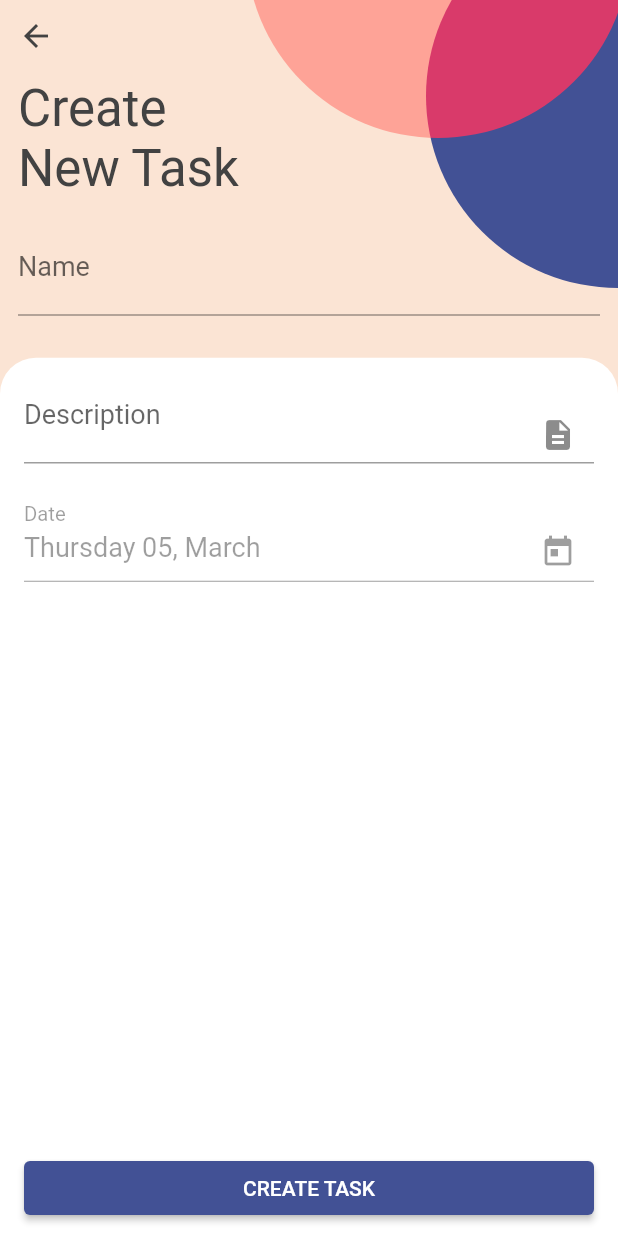
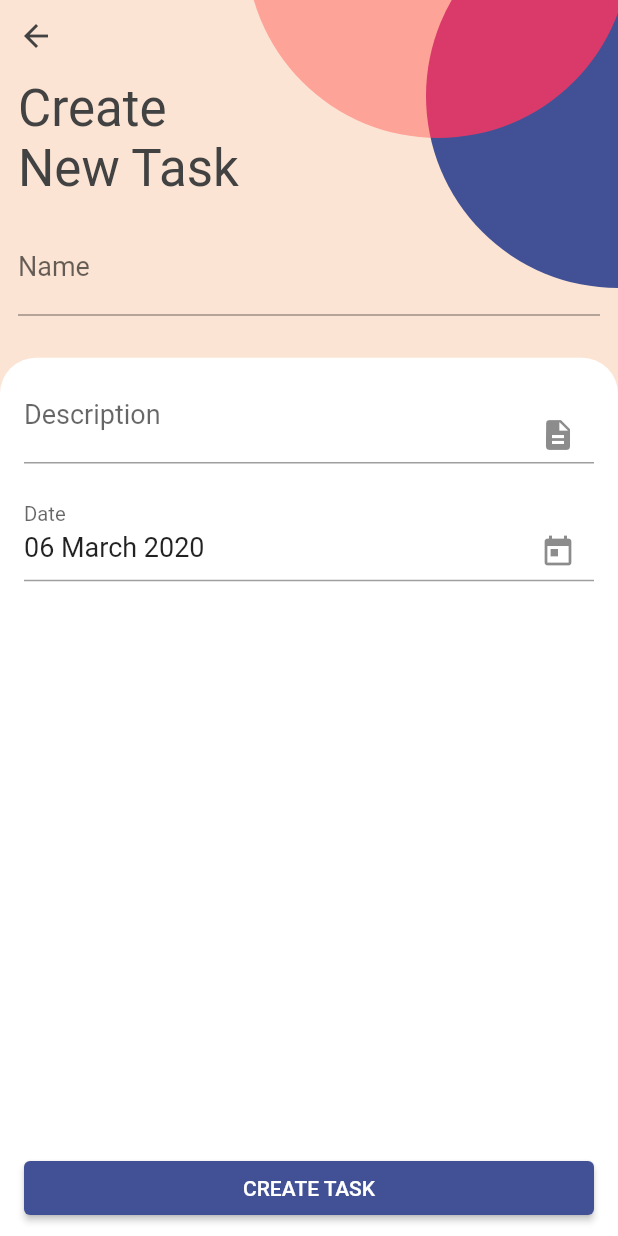
Before and after one commit to CoderJava/Flutter-Firestore-Todo, a Flutter app: the screen it shows after launch, after a tap on the "add" icon, on a phone screen of 412 x 824 dp. Run offline on Flutter 3.47's test engine with Material 2 defaults, Android fonts, the phone set to English and light mode, and no system bars; our stand-ins replace cloud_firestore; accounts and stored records are empty.

Commit message:
Create insert new task feature to Firestore

```diff
--- a/lib/create_task_screen.dart
+++ b/lib/create_task_screen.dart
@@ -10,6 +10,7 @@ class CreateTaskScreen extends StatefulWidget {
 }
 
 class _CreateTaskScreenState extends State<CreateTaskScreen> {
+  final GlobalKey<ScaffoldState> scaffoldState = GlobalKey<ScaffoldState>();
   final Firestore firestore = Firestore.instance;
   final AppColor appColor = AppColor();
   final TextEditingController controllerName = TextEditingController();
@@ -18,12 +19,12 @@ class _CreateTaskScreenState extends State<CreateTaskScreen> {
 
   double widthScreen;
   double heightScreen;
-  String strDate;
+  DateTime date = DateTime.now().add(Duration(days: 1));
+  bool isLoading = false;
 
   @override
   void initState() {
-    strDate = DateFormat('EEEE dd, MMMM').format(DateTime.now());
-    controllerDate.text = strDate;
+    controllerDate.text = DateFormat('dd MMMM yyyy').format(date);
     super.initState();
   }
 
@@ -34,6 +35,7 @@ class _CreateTaskScreenState extends State<CreateTaskScreen> {
     heightScreen = mediaQueryData.size.height;
 
     return Scaffold(
+      key: scaffoldState,
       backgroundColor: appColor.colorPrimary,
       resizeToAvoidBottomInset: false,
       body: SafeArea(
@@ -49,7 +51,17 @@ class _CreateTaskScreenState extends State<CreateTaskScreen> {
                   _buildWidgetFormPrimary(),
                   SizedBox(height: 16.0),
                   _buildWidgetFormSecondary(),
-                  _buildWidgetButtonCreateTask(),
+                  isLoading
+                      ? Container(
+                          color: Colors.white,
+                          padding: const EdgeInsets.all(16.0),
+                          child: Center(
+                            child: CircularProgressIndicator(
+                              valueColor: AlwaysStoppedAnimation<Color>(appColor.colorTertiary),
+                            ),
+                          ),
+                        )
+                      : _buildWidgetButtonCreateTask(),
                 ],
               ),
             ),
@@ -65,9 +77,14 @@ class _CreateTaskScreenState extends State<CreateTaskScreen> {
       child: Column(
         crossAxisAlignment: CrossAxisAlignment.start,
         children: <Widget>[
-          Icon(
+          GestureDetector(
+            onTap: () {
+              Navigator.pop(context);
+            },
+            child: Icon(
               Icons.arrow_back,
               color: Colors.grey[800],
+            ),
           ),
           SizedBox(height: 16.0),
           Text(
@@ -116,11 +133,7 @@ class _CreateTaskScreenState extends State<CreateTaskScreen> {
               style: TextStyle(fontSize: 18.0),
             ),
             SizedBox(height: 16.0),
-            GestureDetector(
-              onTap: () {
-                // TODO: do something in here
-              },
-              child: TextField(
+            TextField(
               controller: controllerDate,
               decoration: InputDecoration(
                 labelText: 'Date',
@@ -132,8 +145,20 @@ class _CreateTaskScreenState extends State<CreateTaskScreen> {
                 ),
               ),
               style: TextStyle(fontSize: 18.0),
-                enabled: false,
-              ),
+              readOnly: true,
+              onTap: () async {
+                DateTime today = DateTime.now();
+                DateTime datePicker = await showDatePicker(
+                  context: context,
+                  initialDate: date,
+                  firstDate: today,
+                  lastDate: DateTime(2021),
+                );
+                if (datePicker != null) {
+                  date = datePicker;
+                  controllerDate.text = DateFormat('dd MMMM yyyy').format(date);
+                }
+              },
             ),
           ],
         ),
@@ -153,11 +178,35 @@ class _CreateTaskScreenState extends State<CreateTaskScreen> {
         shape: RoundedRectangleBorder(
           borderRadius: BorderRadius.circular(4.0),
         ),
-        onPressed: () {
-          // TODO: do something in here
+        onPressed: () async {
+          String name = controllerName.text;
+          String description = controllerDescription.text;
+          String date = controllerDate.text;
+          if (name.isEmpty) {
+            _showSnackBarMessage('Name is required');
+            return;
+          } else if (description.isEmpty) {
+            _showSnackBarMessage('Description is required');
+            return;
+          }
+          setState(() => isLoading = true);
+          CollectionReference tasks = firestore.collection('tasks');
+          DocumentReference result = await tasks.add(<String, dynamic>{
+            'name': name,
+            'description': description,
+            'date': date,
+          });
+          if (result.documentID != null) {
+            Navigator.pop(context, true);
+          }
         },
       ),
     );
   }
 
+  void _showSnackBarMessage(String message) {
+    scaffoldState.currentState.showSnackBar(SnackBar(
+      content: Text(message),
+    ));
   }
+}
--- a/lib/main.dart
+++ b/lib/main.dart
@@ -21,6 +21,7 @@ class MyApp extends StatelessWidget {
 }
 
 class HomeScreen extends StatelessWidget {
+  final GlobalKey<ScaffoldState> scaffoldState = GlobalKey<ScaffoldState>();
   final Firestore firestore = Firestore.instance;
   final AppColor appColor = AppColor();
   final List<Map<String, dynamic>> datas = [
@@ -43,6 +44,7 @@ class HomeScreen extends StatelessWidget {
     double heightScreen = mediaQueryData.size.height;
 
     return Scaffold(
+      key: scaffoldState,
       backgroundColor: appColor.colorPrimary,
       body: SafeArea(
         child: Stack(
@@ -57,8 +59,14 @@ class HomeScreen extends StatelessWidget {
           Icons.add,
           color: Colors.white,
         ),
-        onPressed: () {
-          Navigator.push(context, MaterialPageRoute(builder: (context) => CreateTaskScreen()));
+        onPressed: () async {
+          bool result = await Navigator.push(context, MaterialPageRoute(builder: (context) => CreateTaskScreen()));
+          if (result != null && result) {
+            scaffoldState.currentState.showSnackBar(SnackBar(
+              content: Text('Task has been created'),
+            ));
+            // TODO: do something in here
+          }
         },
         backgroundColor: appColor.colorTertiary,
       ),
--- a/pubspec.yaml
+++ b/pubspec.yaml
@@ -28,6 +28,8 @@ dependencies:
   # and offline support on Android and iOS.
   cloud_firestore: ^0.13.2+1
 
+  # Plugin for provides internationalization and localization, facilities, including message
+  # translation, plurals and genders, date/number formatting and parsing, and bidirectional text
   intl: ^0.16.1
 
 dev_dependencies:
```
Lines whose indentation alone changed are shown as unchanged.
